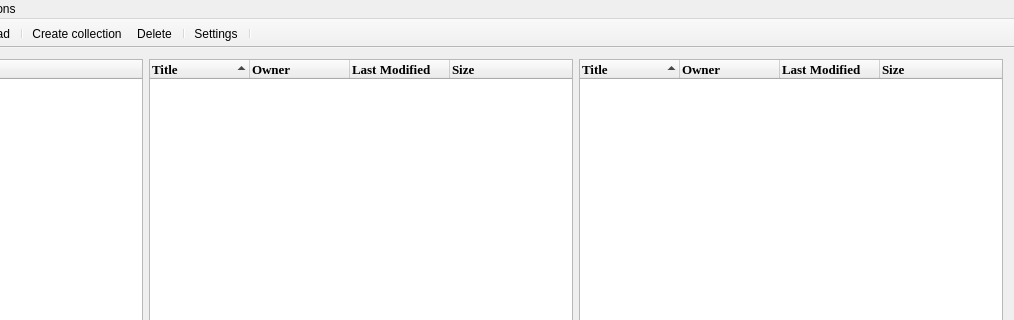
tranter/qt-google-drive, file mainwindow.ui: the form before one commit; both pictures show x 124 to 1138 and y 0 to 320 of the 1138 by 681 pixel window.
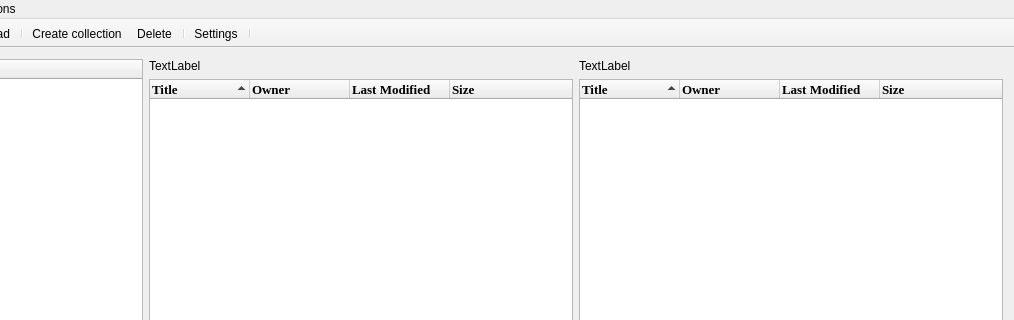
The form after the commit. Icons and pictures are not drawn.

What changed in the file:
```diff
--- a/mainwindow.ui
+++ b/mainwindow.ui
@@ -26,82 +26,11 @@
    <bool>false</bool>
   </property>
   <widget class="QWidget" name="centralWidget">
-   <layout class="QGridLayout" name="gridLayout">
-    <item row="0" column="2" rowspan="2">
-     <widget class="QTreeWidget" name="filesViewRight">
-      <property name="sizePolicy">
-       <sizepolicy hsizetype="Expanding" vsizetype="Expanding">
-        <horstretch>30</horstretch>
-        <verstretch>0</verstretch>
-       </sizepolicy>
-      </property>
-      <property name="font">
-       <font>
-        <family>Times New Roman</family>
-        <pointsize>10</pointsize>
-        <weight>75</weight>
-        <bold>true</bold>
-       </font>
-      </property>
-      <property name="cursor" stdset="0">
-       <cursorShape>PointingHandCursor</cursorShape>
-      </property>
-      <property name="mouseTracking">
-       <bool>false</bool>
-      </property>
-      <property name="styleSheet">
-       <string notr="true"/>
-      </property>
-      <property name="dragEnabled">
-       <bool>false</bool>
-      </property>
-      <property name="dragDropMode">
-       <enum>QAbstractItemView::DragOnly</enum>
-      </property>
-      <property name="sortingEnabled">
-       <bool>false</bool>
-      </property>
-      <property name="animated">
-       <bool>true</bool>
-      </property>
-      <attribute name="headerCascadingSectionResizes">
-       <bool>false</bool>
-      </attribute>
-      <attribute name="headerDefaultSectionSize">
-       <number>100</number>
-      </attribute>
-      <attribute name="headerHighlightSections">
-       <bool>false</bool>
-      </attribute>
-      <attribute name="headerShowSortIndicator" stdset="0">
-       <bool>true</bool>
-      </attribute>
-      <column>
-       <property name="text">
-        <string>Title</string>
-       </property>
-      </column>
-      <column>
-       <property name="text">
-        <string>Owner</string>
-       </property>
-      </column>
-      <column>
-       <property name="text">
-        <string>Last Modified</string>
-       </property>
-      </column>
-      <column>
-       <property name="text">
-        <string>Size</string>
-       </property>
-      </column>
-     </widget>
-    </item>
+   <layout class="QGridLayout" name="gridLayout_2">
     <item row="0" column="0">
      <widget class="QTreeWidget" name="treeFoldersView">
       <property name="sizePolicy">
-       <sizepolicy hsizetype="Expanding" vsizetype="Expanding">
+       <sizepolicy hsizetype="Minimum" vsizetype="Minimum">
         <horstretch>0</horstretch>
         <verstretch>25</verstretch>
        </sizepolicy>
@@ -139,10 +68,178 @@
       </column>
      </widget>
     </item>
+    <item row="0" column="1" rowspan="2">
+     <layout class="QGridLayout" name="gridLayout">
+      <item row="0" column="0">
+       <layout class="QVBoxLayout" name="verticalLayout_2" stretch="0,0">
+        <property name="spacing">
+         <number>6</number>
+        </property>
+        <item>
+         <widget class="QLabel" name="label">
+          <property name="text">
+           <string>TextLabel</string>
+          </property>
+         </widget>
+        </item>
+        <item>
+         <widget class="QTreeWidget" name="filesViewLeft">
+          <property name="sizePolicy">
+           <sizepolicy hsizetype="Expanding" vsizetype="Expanding">
+            <horstretch>0</horstretch>
+            <verstretch>0</verstretch>
+           </sizepolicy>
+          </property>
+          <property name="font">
+           <font>
+            <family>Times New Roman</family>
+            <pointsize>10</pointsize>
+            <weight>75</weight>
+            <bold>true</bold>
+           </font>
+          </property>
+          <property name="cursor" stdset="0">
+           <cursorShape>PointingHandCursor</cursorShape>
+          </property>
+          <property name="dragEnabled">
+           <bool>false</bool>
+          </property>
+          <property name="dragDropMode">
+           <enum>QAbstractItemView::DragOnly</enum>
+          </property>
+          <property name="sortingEnabled">
+           <bool>false</bool>
+          </property>
+          <property name="animated">
+           <bool>true</bool>
+          </property>
+          <attribute name="headerDefaultSectionSize">
+           <number>100</number>
+          </attribute>
+          <attribute name="headerHighlightSections">
+           <bool>true</bool>
+          </attribute>
+          <attribute name="headerShowSortIndicator" stdset="0">
+           <bool>true</bool>
+          </attribute>
+          <column>
+           <property name="text">
+            <string>Title</string>
+           </property>
+          </column>
+          <column>
+           <property name="text">
+            <string>Owner</string>
+           </property>
+          </column>
+          <column>
+           <property name="text">
+            <string>Last Modified</string>
+           </property>
+          </column>
+          <column>
+           <property name="text">
+            <string>Size</string>
+           </property>
+          </column>
+         </widget>
+        </item>
+       </layout>
+      </item>
+     </layout>
+    </item>
+    <item row="0" column="2" rowspan="2">
+     <layout class="QVBoxLayout" name="verticalLayout">
+      <property name="spacing">
+       <number>6</number>
+      </property>
+      <item>
+       <widget class="QLabel" name="label_2">
+        <property name="text">
+         <string>TextLabel</string>
+        </property>
+       </widget>
+      </item>
+      <item>
+       <widget class="QTreeWidget" name="filesViewRight">
+        <property name="sizePolicy">
+         <sizepolicy hsizetype="Expanding" vsizetype="Expanding">
+          <horstretch>0</horstretch>
+          <verstretch>0</verstretch>
+         </sizepolicy>
+        </property>
+        <property name="font">
+         <font>
+          <family>Times New Roman</family>
+          <pointsize>10</pointsize>
+          <weight>75</weight>
+          <bold>true</bold>
+         </font>
+        </property>
+        <property name="cursor" stdset="0">
+         <cursorShape>PointingHandCursor</cursorShape>
+        </property>
+        <property name="mouseTracking">
+         <bool>false</bool>
+        </property>
+        <property name="styleSheet">
+         <string notr="true"/>
+        </property>
+        <property name="midLineWidth">
+         <number>-3</number>
+        </property>
+        <property name="dragEnabled">
+         <bool>false</bool>
+        </property>
+        <property name="dragDropMode">
+         <enum>QAbstractItemView::DragOnly</enum>
+        </property>
+        <property name="sortingEnabled">
+         <bool>false</bool>
+        </property>
+        <property name="animated">
+         <bool>true</bool>
+        </property>
+        <attribute name="headerCascadingSectionResizes">
+         <bool>false</bool>
+        </attribute>
+        <attribute name="headerDefaultSectionSize">
+         <number>100</number>
+        </attribute>
+        <attribute name="headerHighlightSections">
+         <bool>false</bool>
+        </attribute>
+        <attribute name="headerShowSortIndicator" stdset="0">
+         <bool>true</bool>
+        </attribute>
+        <column>
+         <property name="text">
+          <string>Title</string>
+         </property>
+        </column>
+        <column>
+         <property name="text">
+          <string>Owner</string>
+         </property>
+        </column>
+        <column>
+         <property name="text">
+          <string>Last Modified</string>
+         </property>
+        </column>
+        <column>
+         <property name="text">
+          <string>Size</string>
+         </property>
+        </column>
+       </widget>
+      </item>
+     </layout>
+    </item>
     <item row="1" column="0">
      <widget class="QTreeWidget" name="aFoldersView">
       <property name="sizePolicy">
-       <sizepolicy hsizetype="Expanding" vsizetype="Expanding">
+       <sizepolicy hsizetype="Minimum" vsizetype="Minimum">
         <horstretch>0</horstretch>
         <verstretch>0</verstretch>
        </sizepolicy>
@@ -168,73 +265,16 @@
       </column>
      </widget>
     </item>
-    <item row="0" column="1" rowspan="2">
-     <widget class="QTreeWidget" name="filesViewLeft">
-      <property name="sizePolicy">
-       <sizepolicy hsizetype="Expanding" vsizetype="Expanding">
-        <horstretch>30</horstretch>
-        <verstretch>0</verstretch>
-       </sizepolicy>
-      </property>
-      <property name="font">
-       <font>
-        <family>Times New Roman</family>
-        <pointsize>10</pointsize>
-        <weight>75</weight>
-        <bold>true</bold>
-       </font>
-      </property>
-      <property name="cursor" stdset="0">
-       <cursorShape>PointingHandCursor</cursorShape>
-      </property>
-      <property name="dragEnabled">
-       <bool>false</bool>
-      </property>
-      <property name="dragDropMode">
-       <enum>QAbstractItemView::DragOnly</enum>
-      </property>
-      <property name="sortingEnabled">
-       <bool>false</bool>
-      </property>
-      <property name="animated">
-       <bool>true</bool>
-      </property>
-      <attribute name="headerDefaultSectionSize">
-       <number>100</number>
-      </attribute>
-      <attribute name="headerHighlightSections">
-       <bool>true</bool>
-      </attribute>
-      <attribute name="headerShowSortIndicator" stdset="0">
-       <bool>true</bool>
-      </attribute>
-      <column>
-       <property name="text">
-        <string>Title</string>
-       </property>
-      </column>
-      <column>
-       <property name="text">
-        <string>Owner</string>
-       </property>
-      </column>
-      <column>
-       <property name="text">
-        <string>Last Modified</string>
-       </property>
-      </column>
-      <column>
-       <property name="text">
-        <string>Size</string>
-       </property>
-      </column>
-     </widget>
-    </item>
    </layout>
+   <zorder>verticalLayoutWidget</zorder>
+   <zorder>verticalLayoutWidget_2</zorder>
    <zorder>filesViewRight</zorder>
+   <zorder>filesViewLeft</zorder>
+   <zorder>filesViewLeft</zorder>
+   <zorder>verticalLayoutWidget</zorder>
+   <zorder>label_2</zorder>
    <zorder>treeFoldersView</zorder>
    <zorder>aFoldersView</zorder>
-   <zorder>filesViewLeft</zorder>
   </widget>
   <widget class="QMenuBar" name="menuBar">
    <property name="geometry">
```
